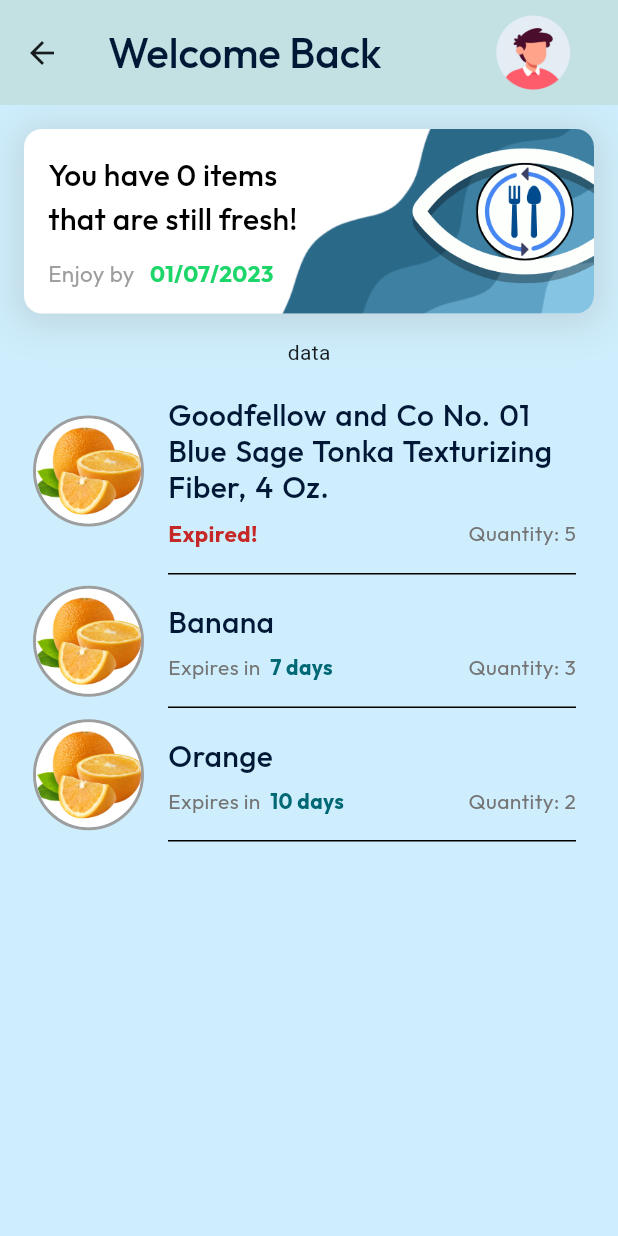
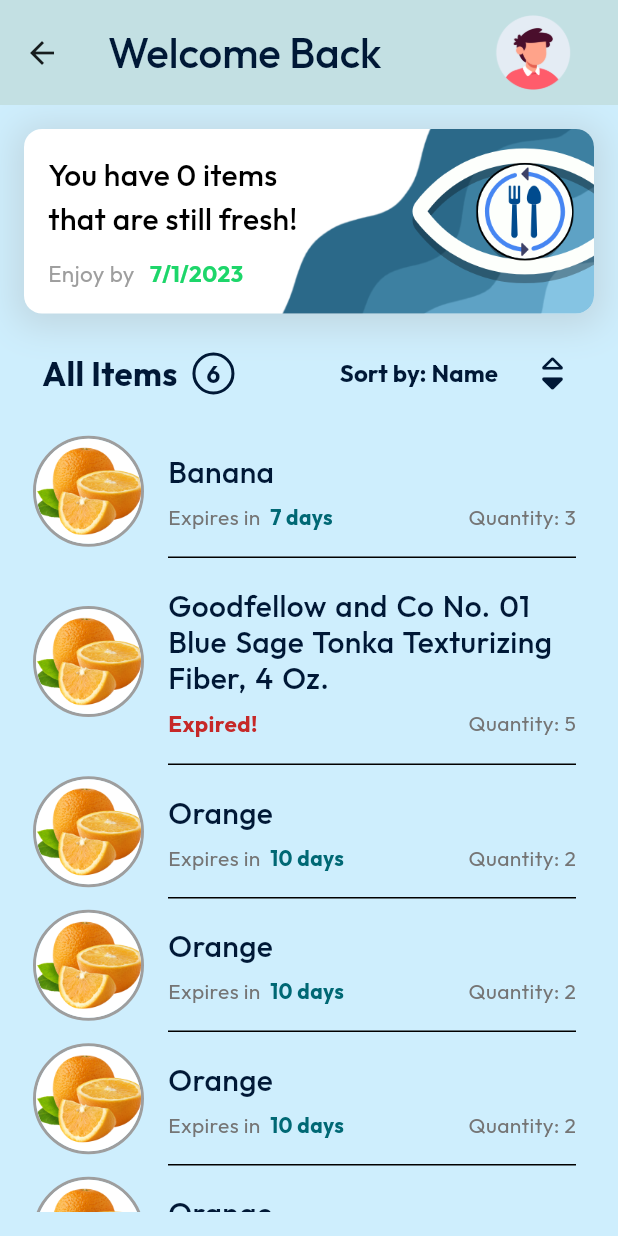
Before and after one commit to BlueSky0322/food-eye-frontend, a Flutter app: the HomePage screen opened directly, on a phone screen of 412 x 824 dp. Run offline on Flutter 3.47's test engine with Material 2 defaults, Android fonts, the phone set to English and light mode, and no system bars; drawn by our look-alikes of flutter_slidable; our stand-ins replace image_picker; missing offline and left inert: dart:ffi, flutter_barcode_scanner.

Commit message:
chore: home page ui update

```diff
--- /dev/null
+++ b/lib/ui/home_page/components/show_menu_ui.dart
@@ -0,0 +1,35 @@
+import 'package:flutter/material.dart';
+import 'package:food_eye_fyp/utils/constants.dart';
+
+Future<String?> showMenuUI(
+    BuildContext context, List<String> sortingOptions) async {
+  final selectedOption = await showMenu<String>(
+    context: context,
+    position: RelativeRect.fromLTRB(
+      (MediaQuery.of(context).size.width) / 1.6,
+      (MediaQuery.of(context).size.height) / 2.5,
+      (MediaQuery.of(context).size.width),
+      (MediaQuery.of(context).size.height) / 2,
+    ),
+    items: sortingOptions.map((option) {
+      return PopupMenuItem<String>(
+        value: option,
+        child: Text(
+          option,
+          style: const TextStyle(
+            fontFamily: 'Outfit',
+            fontSize: 14,
+            color: primaryBG,
+          ),
+        ),
+      );
+    }).toList(),
+    elevation: 8,
+    shape: RoundedRectangleBorder(
+      borderRadius: BorderRadius.circular(8),
+    ),
+    color: Colors.white,
+  );
+
+  return selectedOption;
+}
--- a/lib/ui/home_page/home_page.dart
+++ b/lib/ui/home_page/home_page.dart
@@ -1,10 +1,10 @@
 import 'package:flutter/material.dart';
+import 'package:flutter_slidable/flutter_slidable.dart';
 import 'package:food_eye_fyp/components/list_tile.dart';
 import 'package:food_eye_fyp/ui/home_page/home_page_state.dart';
 import 'package:intl/intl.dart';
 import 'package:provider/provider.dart';
 // import '../../data/model/item.dart';
-import '../../data/model/item.dart';
 import '../../utils/constants.dart';
 
 class HomePage extends StatelessWidget {
@@ -34,6 +34,11 @@ class HomePage extends StatelessWidget {
             IconButton(
               onPressed: () {
                 // Perform avatar icon action
+                Navigator.pushNamedAndRemoveUntil(
+                  context,
+                  '/splash',
+                  (route) => false,
+                );
               },
               icon: Container(
                 width: 65,
@@ -109,7 +114,7 @@ class HomePage extends StatelessWidget {
                               ),
                               children: [
                                 TextSpan(
-                                  text: DateFormat('dd/MM/yyyy')
+                                  text: DateFormat.yMd()
                                       .format(state.nearestExpDate),
                                   style: const TextStyle(
                                     fontFamily: 'Outfit',
@@ -127,26 +132,120 @@ class HomePage extends StatelessWidget {
               ),
             ),
           ),
-          Text("data"),
+          Container(
+            padding: const EdgeInsetsDirectional.fromSTEB(28, 0, 20, 10),
+            child: Row(
+              children: [
+                const Text(
+                  "All Items",
+                  style: TextStyle(
+                    fontFamily: 'Outfit',
+                    fontSize: 22,
+                    fontWeight: FontWeight.bold,
+                    color: primaryBG,
+                  ),
+                ),
+                const SizedBox(
+                  width: 10,
+                ),
+                Container(
+                  decoration: BoxDecoration(
+                    shape: BoxShape.circle,
+                    border: Border.all(
+                      color: primaryBG,
+                      width: 2.0,
+                    ),
+                  ),
+                  child: CircleAvatar(
+                    radius: 12.0,
+                    backgroundColor: Colors.transparent,
+                    child: Text(
+                      state.itemList.length.toString(),
+                      textAlign: TextAlign.center,
+                      style: const TextStyle(
+                        fontFamily: 'Outfit',
+                        fontSize: 16,
+                        fontWeight: FontWeight.bold,
+                        color: primaryBG,
+                      ),
+                    ),
+                  ),
+                ),
+                const Spacer(),
+                TextButton(
+                  onPressed: () {
+                    state.showSortingOptions(context);
+                  },
+                  child: Text(
+                    "Sort by: ${state.sortByOption}",
+                    style: const TextStyle(
+                      fontFamily: 'Outfit',
+                      fontSize: 16,
+                      fontWeight: FontWeight.bold,
+                      color: primaryBG,
+                    ),
+                  ),
+                ),
+                IconButton(
+                  onPressed: () {
+                    state.toggleSortingOrder();
+                  },
+                  icon: Transform.rotate(
+                    angle: 90 *
+                        3.1415927 /
+                        180, // Rotate by 90 degrees (in radians)
+                    child: Icon(
+                      !state.isDescending.value
+                          ? Icons.switch_left_rounded
+                          : Icons.switch_right_rounded,
+                      size: 30,
+                    ),
+                  ),
+                  color: primaryBG,
+                )
+              ],
+            ),
+          ),
           Expanded(
             child: ListView.builder(
-              itemCount: state.itemList.length,
+              itemCount: context.watch<HomePageState>().itemList.length,
               itemBuilder: (context, index) {
-                final item = state.itemList[index];
-                return CustomListTile(
-                  item: item,
+                final sortedItems = state.sortItems(state.itemList,
+                    state.isDescending.value, state.sortByOption);
+                final item = sortedItems[index];
+                return ValueListenableBuilder<bool>(
+                  valueListenable: state.isDescending,
+                  builder: (context, isDescending, _) {
+                    return Slidable(
+                      endActionPane: ActionPane(
+                        motion: const ScrollMotion(),
+                        children: [
+                          SlidableAction(
+                            backgroundColor:
+                                const Color.fromARGB(255, 13, 107, 161),
+                            icon: Icons.edit,
+                            label: "Edit",
+                            onPressed: (context) {},
+                          ),
+                          SlidableAction(
+                            backgroundColor: Colors.red.shade700,
+                            icon: Icons.delete_outline_rounded,
+                            label: "Delete",
+                            onPressed: (context) {},
+                          ),
+                        ],
+                      ),
+                      child: CustomListTile(
+                        item: item,
+                      ),
+                    );
+                  },
                 );
-                // return ListTile(
-                //   leading: item.imagePath != null
-                //       ? Image.asset(item.imagePath!)
-                //       : const SizedBox.shrink(),
-                //   title: Text(item.itemName ?? ''),
-                //   subtitle: Text('Quantity: ${item.quantity}'),
-                //   trailing: Text(
-                //       'Expires on: ${DateFormat('yyyy-MM-dd').format(item.dateExpiresOn!)}'),
-                // );
               },
             ),
+          ),
+          const SizedBox(
+            height: 16,
           )
         ],
       ),
--- a/lib/ui/home_page/home_page_state.dart
+++ b/lib/ui/home_page/home_page_state.dart
@@ -1,17 +1,32 @@
 import 'dart:collection';
+import 'dart:convert';
 
 import 'package:flutter/material.dart';
 import 'package:food_eye_fyp/data/model/item.dart';
+import 'package:food_eye_fyp/ui/home_page/components/show_menu_ui.dart';
+import 'package:http/http.dart';
+
+import '../../utils/constants.dart';
 
 class HomePageState extends ChangeNotifier {
   final BuildContext context;
+  final ValueNotifier<bool> isDescending = ValueNotifier<bool>(false);
+  // Define the sorting options
+  final sortingOptions = [
+    'Name',
+    'Quantity',
+    'Date',
+  ];
+
+  String sortByOption = "Name";
   DateTime nearestExpDate = DateTime.now();
   int expItemCount = 0;
   String itemName = "AAa";
   int quantity = 0;
   DateTime datePurchased = DateTime(2022, 12, 10);
   DateTime dateExpiresOn = DateTime(2022, 12, 15);
-  final List<Item> _itemList = [
+
+  final List<Item> itemList = [
     Item(
       itemName:
           'Goodfellow and Co No. 01 Blue Sage Tonka Texturizing Fiber, 4 Oz.',
@@ -43,13 +58,84 @@ class HomePageState extends ChangeNotifier {
       storedAt: "Pantry",
       description: 'Tangy and refreshing orange',
     ),
+    Item(
+      itemName: 'Orange',
+      itemType: 'Fruit',
+      quantity: 2,
+      datePurchased: DateTime.now(),
+      dateExpiresOn: DateTime.now().add(Duration(days: 10)),
+      imagePath: 'assets/images/fruit.png',
+      storedAt: "Pantry",
+      description: 'Tangy and refreshing orange',
+    ),
+    Item(
+      itemName: 'Orange',
+      itemType: 'Fruit',
+      quantity: 2,
+      datePurchased: DateTime.now(),
+      dateExpiresOn: DateTime.now().add(Duration(days: 10)),
+      imagePath: 'assets/images/fruit.png',
+      storedAt: "Pantry",
+      description: 'Tangy and refreshing orange',
+    ),
+    Item(
+      itemName: 'Orange',
+      itemType: 'Fruit',
+      quantity: 2,
+      datePurchased: DateTime.now(),
+      dateExpiresOn: DateTime.now().add(Duration(days: 10)),
+      imagePath: 'assets/images/fruit.png',
+      storedAt: "Pantry",
+      description: 'Tangy and refreshing orange',
+    ),
   ];
 
   HomePageState(this.context);
-
-  UnmodifiableListView<Item> get itemList => UnmodifiableListView(_itemList);
-  addItem(Item item) {
-    _itemList.add(item);
+  void toggleSortingOrder() {
+    isDescending.value = !isDescending.value;
     notifyListeners();
   }
+
+  List<Item> sortItems(List<Item> items, bool isDescending, String sortBy) {
+    switch (sortBy) {
+      case 'Name':
+        return items
+          ..sort((item1, item2) => isDescending
+              ? item2.itemName!.compareTo(item1.itemName!)
+              : item1.itemName!.compareTo(item2.itemName!));
+      case 'Quantity':
+        return items
+          ..sort((item1, item2) => isDescending
+              ? item2.quantity.compareTo(item1.quantity)
+              : item1.quantity.compareTo(item2.quantity));
+      case 'Date':
+        return items
+          ..sort((item1, item2) => isDescending
+              ? item2.dateExpiresOn!.compareTo(item1.dateExpiresOn!)
+              : item1.dateExpiresOn!.compareTo(item2.dateExpiresOn!));
+      default:
+        break;
+    }
+
+    return items;
+  }
+
+  void showSortingOptions(BuildContext context) {
+    // Show the popup menu
+    showMenuUI(context, sortingOptions).then((selectedOption) {
+      handleSortingOptionSelected(selectedOption);
+    });
+  }
+
+  void handleSortingOptionSelected(String? selectedOption) {
+    if (selectedOption != null) {
+      sortByOption = selectedOption;
+      sortItems(
+        itemList,
+        isDescending.value,
+        selectedOption,
+      );
+      notifyListeners();
+    }
+  }
 }
```
